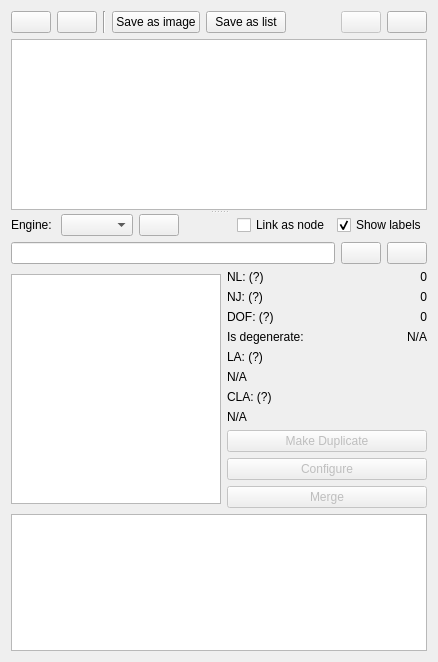
The window that pyslvs_ui/synthesis/collections/structure_widget.ui (KmolYuan/Pyslvs-UI) describes before a commit, drawn with Qt 5.
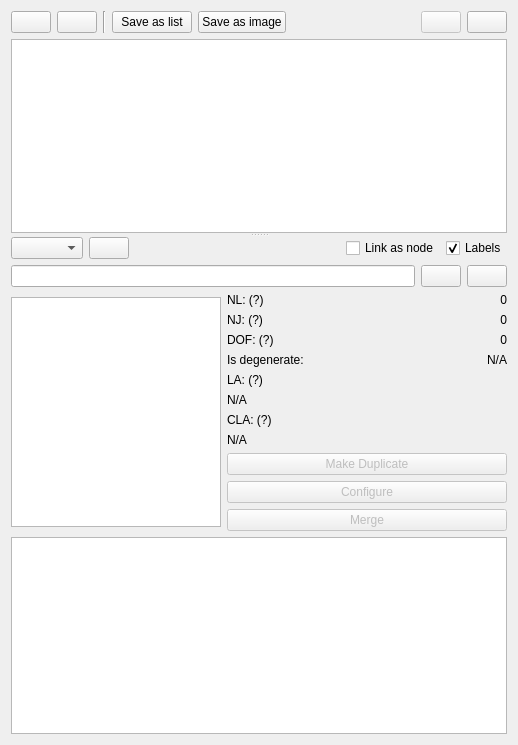
The same window after the commit. Icons and pictures are not drawn.

The edit to the form file:
```diff
--- a/pyslvs_ui/synthesis/collections/structure_widget.ui
+++ b/pyslvs_ui/synthesis/collections/structure_widget.ui
@@ -6,8 +6,8 @@
    <rect>
     <x>0</x>
     <y>0</y>
-    <width>438</width>
-    <height>662</height>
+    <width>518</width>
+    <height>745</height>
    </rect>
   </property>
   <property name="windowTitle">
@@ -49,20 +49,6 @@
        </property>
       </widget>
      </item>
-     <item>
-      <widget class="QPushButton" name="save_atlas">
-       <property name="statusTip">
-        <string>Save the atlas to image file.</string>
-       </property>
-       <property name="text">
-        <string>Save as image</string>
-       </property>
-       <property name="icon">
-        <iconset resource="../../icons.qrc">
-         <normaloff>:/icons/picture.png</normaloff>:/icons/picture.png</iconset>
-       </property>
-      </widget>
-     </item>
      <item>
       <widget class="QPushButton" name="save_edges">
        <property name="statusTip">
@@ -77,6 +63,20 @@
        </property>
       </widget>
      </item>
+     <item>
+      <widget class="QPushButton" name="save_atlas">
+       <property name="statusTip">
+        <string>Save the atlas to image file.</string>
+       </property>
+       <property name="text">
+        <string>Save as image</string>
+       </property>
+       <property name="icon">
+        <iconset resource="../../icons.qrc">
+         <normaloff>:/icons/picture.png</normaloff>:/icons/picture.png</iconset>
+       </property>
+      </widget>
+     </item>
      <item>
       <spacer name="horizontalSpacer">
        <property name="orientation">
@@ -152,13 +152,6 @@
       <layout class="QVBoxLayout" name="verticalLayout">
        <item>
         <layout class="QHBoxLayout" name="horizontalLayout_7">
-         <item>
-          <widget class="QLabel" name="graph_engine_text">
-           <property name="text">
-            <string>Engine: </string>
-           </property>
-          </widget>
-         </item>
          <item>
           <widget class="QComboBox" name="graph_engine">
            <property name="statusTip">
@@ -206,7 +199,7 @@
          <item>
           <widget class="QCheckBox" name="graph_show_label">
            <property name="text">
-            <string>Show labels</string>
+            <string>Labels</string>
            </property>
            <property name="checked">
             <bool>true</bool>
```
